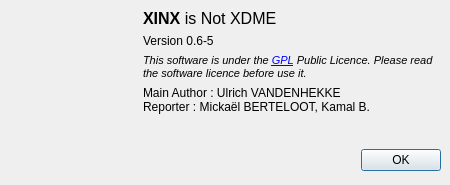
phoenix741/xinx, file ui/about.ui: the form before one commit.
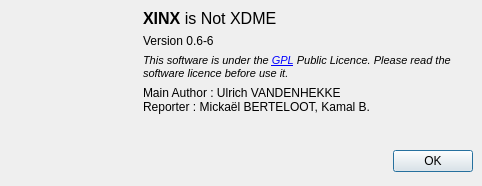
The form after the commit. Icons and pictures are not drawn.

Patch:
```diff
--- a/ui/about.ui
+++ b/ui/about.ui
@@ -5,8 +5,8 @@
    <rect>
     <x>0</x>
     <y>0</y>
-    <width>450</width>
-    <height>185</height>
+    <width>482</width>
+    <height>186</height>
    </rect>
   </property>
   <property name="windowTitle" >
@@ -87,7 +87,7 @@
    <item row="1" column="1" >
     <widget class="QLabel" name="m_versionLabel" >
      <property name="text" >
-      <string>Version 0.6-5</string>
+      <string>Version 0.6-6</string>
      </property>
     </widget>
    </item>
```
